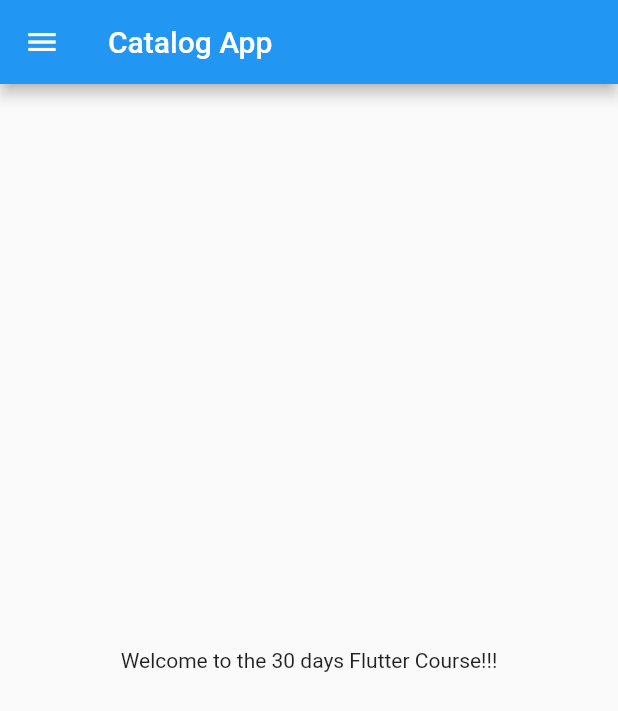
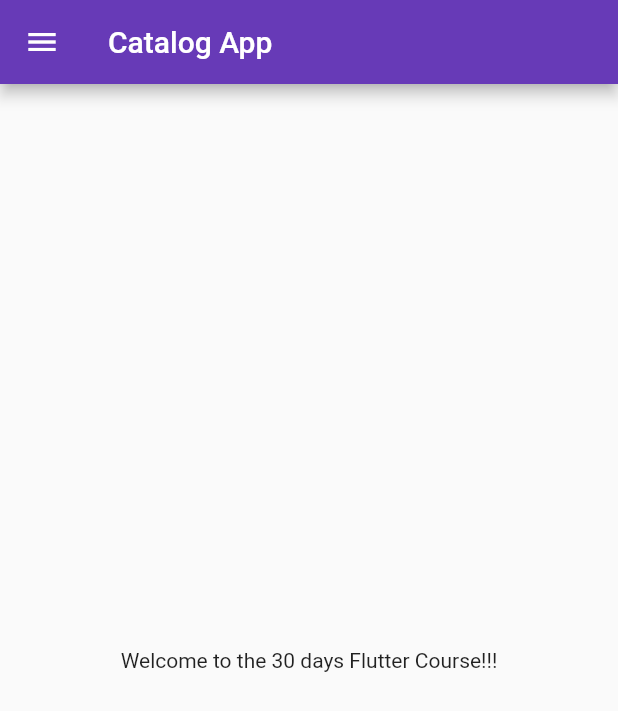
Before and after one commit to Suraj-0/flutterCatalogApp, a Flutter app: the screen it shows after launch, on a phone screen of 412 x 824 dp. Shown: the top 711 px of the screen. Run offline on Flutter 3.47's test engine with Material 2 defaults, Android fonts, the phone set to English and light mode, and no system bars.

Commit message:
Day 3 completed

```diff
--- a/lib/main.dart
+++ b/lib/main.dart
@@ -1,5 +1,6 @@
 import 'package:flutter/material.dart';
-import 'package:flutter_catalog/home_page.dart';
+import 'package:flutter_catalog/pages/home_page.dart';
+import 'package:flutter_catalog/pages/login_page.dart';
 
 void main() {
   runApp(MyApp());
@@ -9,7 +10,17 @@ class MyApp extends StatelessWidget {
   @override
   Widget build(BuildContext context) {
     return MaterialApp(
-      home: HomePage(),
-    );
+        // home: HomePage(),
+        themeMode: ThemeMode.light,
+        theme: ThemeData(primarySwatch: Colors.deepPurple),
+        darkTheme: ThemeData(
+          brightness: Brightness.dark,
+        ),
+        initialRoute: "/home",
+        routes: {
+          "/": (context) => LoginPage(),
+          "/home": (context) => HomePage(),
+          "/login": (context) => LoginPage(),
+        });
   }
 }
```
Also changed, not shown: lib/pages/login_page.dart (added, +19 -0 lines), lib/pages/home_page.dart (renamed from lib/home_page.dart).
